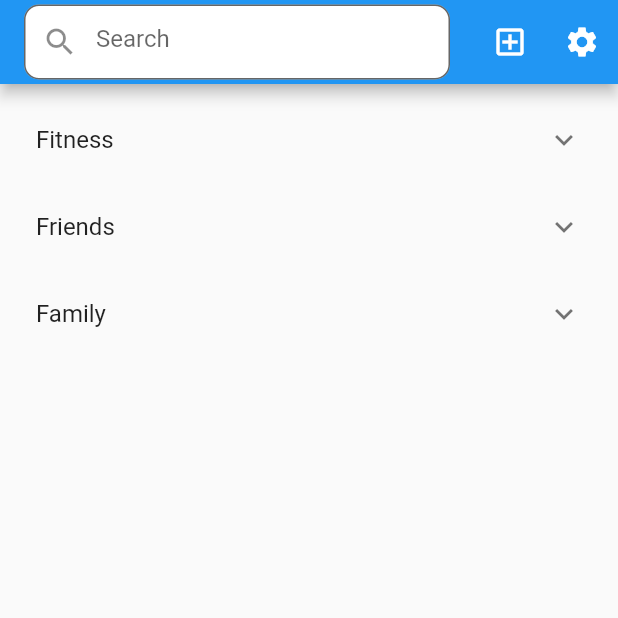
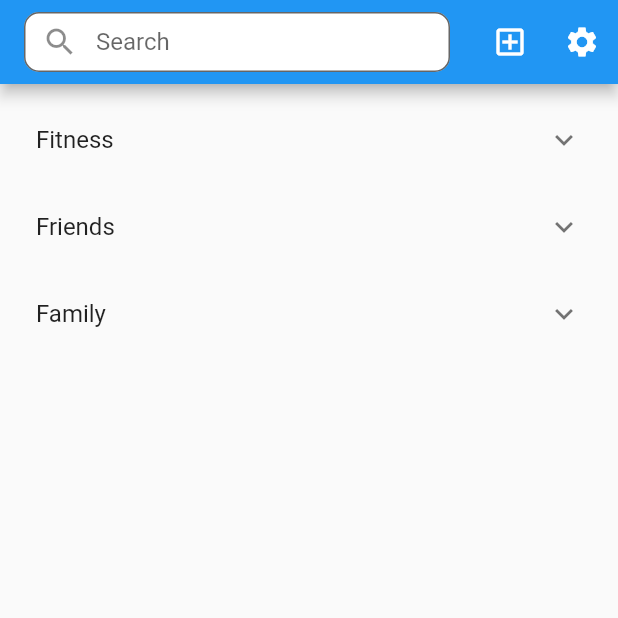
Before and after one commit to mishildesai/Journal-App, a Flutter app: the screen it shows after launch, on a phone screen of 412 x 824 dp, the top half of it. Run offline on Flutter 3.47's test engine with Material 2 defaults, Android fonts, the phone set to English and light mode, and no system bars; our stand-ins replace drift; accounts and stored records are empty; generated files the repository leaves out were written again.

Commit message:
Fixed flutter warnings and attempted to center input text

```diff
--- a/lib/screens/home_screen.dart
+++ b/lib/screens/home_screen.dart
@@ -1,5 +1,4 @@
 import 'package:flutter/material.dart';
-import 'package:journal_app/main.dart';
 import 'package:journal_app/models/category.dart';
 import 'package:journal_app/screens/settings_screen.dart';
 
@@ -46,17 +45,20 @@ class HomeScreenState extends State<HomeScreen> {
   Widget build(BuildContext context) {
     return Scaffold(
         appBar: AppBar(
-            title: Container(
-                height: 50,
+            title: SizedBox(
+                height: 40,
                 child: TextField(
                     decoration: InputDecoration(
+                        contentPadding: const EdgeInsets.only(bottom: 0),
                         hintText: 'Search',
                         border: OutlineInputBorder(
                             borderRadius: BorderRadius.circular(10.0)),
                         filled: true,
                         fillColor: Colors.white,
-                        prefixIcon: Icon(
-                            Icons.search)))), //const Text(JournalApp.appName),
+                        prefixIcon: const Padding(
+                          padding: EdgeInsets.only(left: 5, right: 5),
+                          child: Icon(
+                            Icons.search),)))), //const Text(JournalApp.appName),
             actions: ([
               IconButton(
                 onPressed: () {
@@ -65,7 +67,7 @@ class HomeScreenState extends State<HomeScreen> {
                       MaterialPageRoute(
                           builder: (context) => const AddJournalScreen()));
                 },
-                icon: Icon(Icons.add_box_outlined, color: Colors.white),
+                icon: const Icon(Icons.add_box_outlined, color: Colors.white),
               ),
               IconButton(
                   onPressed: () {
@@ -74,7 +76,7 @@ class HomeScreenState extends State<HomeScreen> {
                         MaterialPageRoute(
                             builder: (context) => const SettingsScreen()));
                   },
-                  icon: Icon(Icons.settings, color: Colors.white)),
+                  icon: const Icon(Icons.settings, color: Colors.white)),
               //TextField(
               //decoration: InputDecoration(
               //hintText: 'Search', prefixIcon: Icon(Icons.search)))
--- a/lib/screens/settings_screen.dart
+++ b/lib/screens/settings_screen.dart
@@ -11,6 +11,6 @@ class SettingsScreenState extends State<SettingsScreen> {
   @override
   Widget build(BuildContext context) {
     // TODO: implement build
-    return Scaffold(appBar: AppBar(title: Text('Setting page')));
+    return Scaffold(appBar: AppBar(title: const Text('Setting page')));
   }
 }
```
